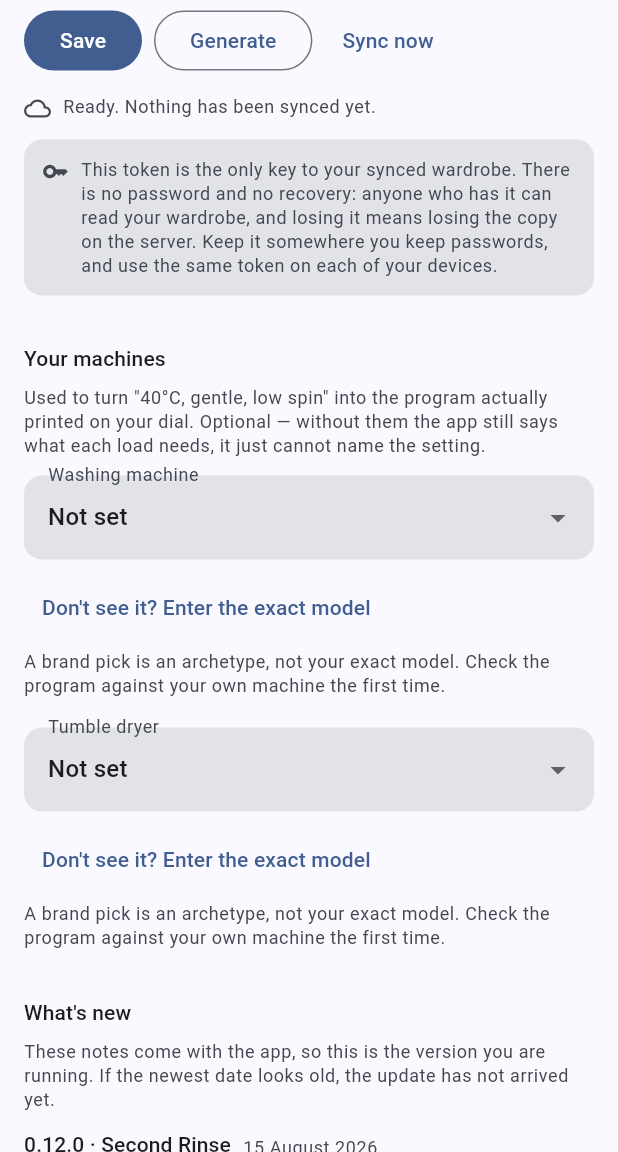
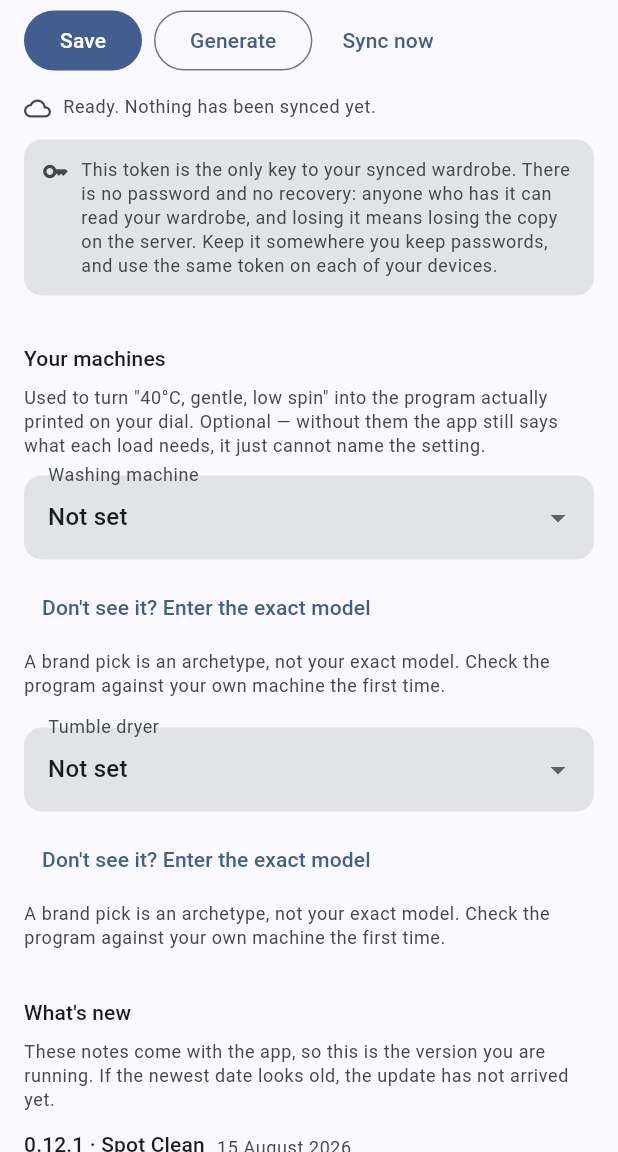
Before and after one commit to 1morepush/Washing-Advice, a Flutter app: the SettingsScreen screen opened by its route, scrolled down 401 dp, on a phone screen of 412 x 824 dp, the part 84-1236 px from its top. Run offline on Flutter 3.47's test engine with Material 3 defaults, Android fonts, the phone set to English and light mode, and no system bars; our stand-ins replace drift, drift_flutter, flutter_riverpod, go_router, image_picker, shared_preferences and 1 more; missing offline and left inert: dart:js_interop; accounts and stored records are empty; generated files the repository leaves out were written again; project files that could hold a hidden picture were left out.

Commit message:
docs(app): 0.12.1 Spot Clean
The two fixes move out of 0.12.0 and into a hotfix entry of their own.
0.12.0 shipped and was then found wanting on the same day; folding the
repairs back into it would quietly rewrite what that release was, and the
notes are meant to be a record of what reached main rather than a tidy
summary of it.

Co-Authored-By: Claude Opus 5 <noreply@anthropic.com>
Claude-Session: https://claude.ai/code/session_0178i32JANfVzKTZhpfPaiNv

```diff
--- a/app/lib/features/settings/patch_notes.dart
+++ b/app/lib/features/settings/patch_notes.dart
@@ -71,16 +71,25 @@ const _months = [
 /// the bottom out of habit would be silently buried.
 final patchNotes = <Release>[
   Release(
+    version: '0.12.1',
+    name: 'Spot Clean',
+    date: DateTime.utc(2026, 8, 15),
+    headline: 'Two fixes from the first day of Second Rinse',
+    changes: [
+      'Fixed: tidying a cutout saved correctly, but the garment page kept '
+          'showing the old picture until you restarted the app. The edit was '
+          'never lost — only the picture was stale.',
+      'Take a garment back out of any laundry pile. Something dropped in the '
+          'basket by mistake had no way out at all, and a jumper that came out '
+          'of the dryer still damp can now go back in the basket.',
+    ],
+  ),
+  Release(
     version: '0.12.0',
     name: 'Second Rinse',
     date: DateTime.utc(2026, 8, 15),
     headline: 'Scanning a label again adds to it',
     changes: [
-      'Fixed: tidying a cutout saved correctly but the garment page kept '
-          'showing the old picture until you restarted the app.',
-      'Take a garment back out of any laundry pile. Something dropped in the '
-          'basket by mistake had no way out at all, and a jumper that came out '
-          'of the dryer still damp can go back in the basket.',
       'When you tidy a cutout by hand, you can now hand it back to the app to '
           'finish the edges. It can only take more away, never put back what '
           'you removed, and if its answer would wipe out most of the garment '
--- a/app/pubspec.yaml
+++ b/app/pubspec.yaml
@@ -3,7 +3,7 @@ description: >-
   AI wardrobe and laundry assistant. Presentation only — every judgement about
   how to treat a garment lives in the wardrobe_core package.
 publish_to: 'none'
-version: 0.12.0+1
+version: 0.12.1+1
 
 environment:
   sdk: ^3.12.2
```
